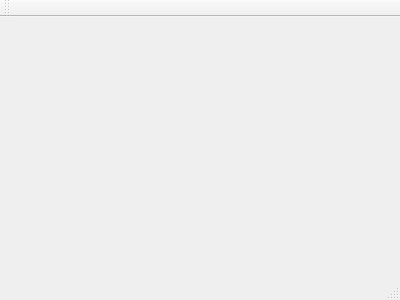
Above: mainwindow.ui from massicotteg/PixelATRServeur before the change. Below: the same form after it.
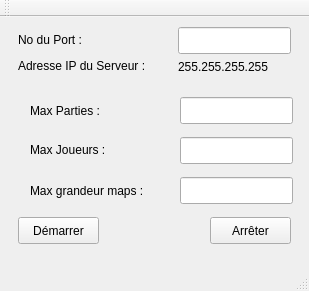
That is the form after the change.

Commit message: Fonte de l'interface graphique

Patch:
```diff
--- a/mainwindow.ui
+++ b/mainwindow.ui
@@ -1,24 +1,184 @@
 <ui version="4.0">
  <class>MainWindow</class>
- <widget class="QMainWindow" name="MainWindow" >
-  <property name="geometry" >
+ <widget class="QMainWindow" name="MainWindow">
+  <property name="geometry">
    <rect>
     <x>0</x>
     <y>0</y>
-    <width>400</width>
-    <height>300</height>
+    <width>309</width>
+    <height>291</height>
    </rect>
   </property>
   <property name="windowTitle" >
    <string>MainWindow</string>
   </property>
-  <widget class="QMenuBar" name="menuBar" />
-  <widget class="QToolBar" name="mainToolBar" />
-  <widget class="QWidget" name="centralWidget" />
-  <widget class="QStatusBar" name="statusBar" />
+  <widget class="QWidget" name="centralWidget">
+   <widget class="QPushButton" name="btnDemarrer">
+    <property name="geometry">
+     <rect>
+      <x>18</x>
+      <y>200</y>
+      <width>81</width>
+      <height>27</height>
+     </rect>
+    </property>
+    <property name="text">
+     <string>Démarrer</string>
+    </property>
+   </widget>
+   <widget class="QPushButton" name="btnArreter">
+    <property name="geometry">
+     <rect>
+      <x>210</x>
+      <y>200</y>
+      <width>81</width>
+      <height>27</height>
+     </rect>
+    </property>
+    <property name="text">
+     <string>Arrêter</string>
+    </property>
+   </widget>
+   <widget class="QLineEdit" name="txtPort">
+    <property name="geometry">
+     <rect>
+      <x>178</x>
+      <y>10</y>
+      <width>113</width>
+      <height>27</height>
+     </rect>
+    </property>
+   </widget>
+   <widget class="QLabel" name="label">
+    <property name="geometry">
+     <rect>
+      <x>18</x>
+      <y>14</y>
+      <width>81</width>
+      <height>17</height>
+     </rect>
+    </property>
+    <property name="text">
+     <string>No du Port :</string>
+    </property>
+   </widget>
+   <widget class="QLabel" name="label_2">
+    <property name="geometry">
+     <rect>
+      <x>18</x>
+      <y>40</y>
+      <width>151</width>
+      <height>17</height>
+     </rect>
+    </property>
+    <property name="text">
+     <string>Adresse IP du Serveur :</string>
+    </property>
+   </widget>
+   <widget class="QLabel" name="lblAdresseIP">
+    <property name="geometry">
+     <rect>
+      <x>178</x>
+      <y>40</y>
+      <width>111</width>
+      <height>20</height>
+     </rect>
+    </property>
+    <property name="text">
+     <string>255.255.255.255</string>
+    </property>
+   </widget>
+   <widget class="QLineEdit" name="lineEdit_2">
+    <property name="geometry">
+     <rect>
+      <x>180</x>
+      <y>80</y>
+      <width>113</width>
+      <height>27</height>
+     </rect>
+    </property>
+   </widget>
+   <widget class="QLineEdit" name="lineEdit_3">
+    <property name="geometry">
+     <rect>
+      <x>180</x>
+      <y>120</y>
+      <width>113</width>
+      <height>27</height>
+     </rect>
+    </property>
+   </widget>
+   <widget class="QLineEdit" name="lineEdit_4">
+    <property name="geometry">
+     <rect>
+      <x>180</x>
+      <y>160</y>
+      <width>113</width>
+      <height>27</height>
+     </rect>
+    </property>
+   </widget>
+   <widget class="QLabel" name="label_3">
+    <property name="geometry">
+     <rect>
+      <x>30</x>
+      <y>84</y>
+      <width>91</width>
+      <height>20</height>
+     </rect>
+    </property>
+    <property name="text">
+     <string>Max Parties :</string>
+    </property>
+   </widget>
+   <widget class="QLabel" name="label_4">
+    <property name="geometry">
+     <rect>
+      <x>30</x>
+      <y>124</y>
+      <width>91</width>
+      <height>17</height>
+     </rect>
+    </property>
+    <property name="text">
+     <string>Max Joueurs :</string>
+    </property>
+   </widget>
+   <widget class="QLabel" name="label_5">
+    <property name="geometry">
+     <rect>
+      <x>30</x>
+      <y>164</y>
+      <width>141</width>
+      <height>20</height>
+     </rect>
+    </property>
+    <property name="text">
+     <string>Max grandeur maps :</string>
+    </property>
+   </widget>
+  </widget>
+  <widget class="QMenuBar" name="menuBar">
+   <property name="geometry">
+    <rect>
+     <x>0</x>
+     <y>0</y>
+     <width>309</width>
+     <height>23</height>
+    </rect>
+   </property>
+  </widget>
+  <widget class="QToolBar" name="mainToolBar">
+   <attribute name="toolBarArea">
+    <enum>TopToolBarArea</enum>
+   </attribute>
+   <attribute name="toolBarBreak">
+    <bool>false</bool>
+   </attribute>
+  </widget>
+  <widget class="QStatusBar" name="statusBar"/>
  </widget>
- <layoutDefault spacing="6" margin="11" />
- <pixmapfunction></pixmapfunction>
+ <layoutdefault spacing="6" margin="11"/>
  <resources/>
  <connections/>
 </ui>
```
Left out of the diff: 3 changed lines with no effect on the pictures.
